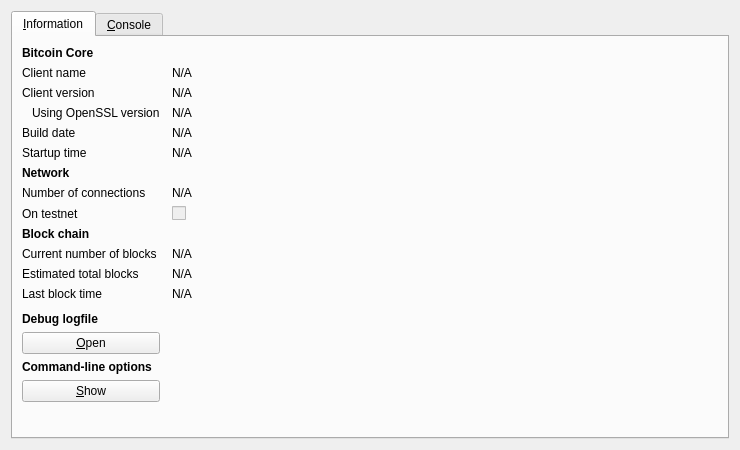
First picture: the form in src/qt/forms/rpcconsole.ui, repository ezcoin/ezcoin, before the edit.
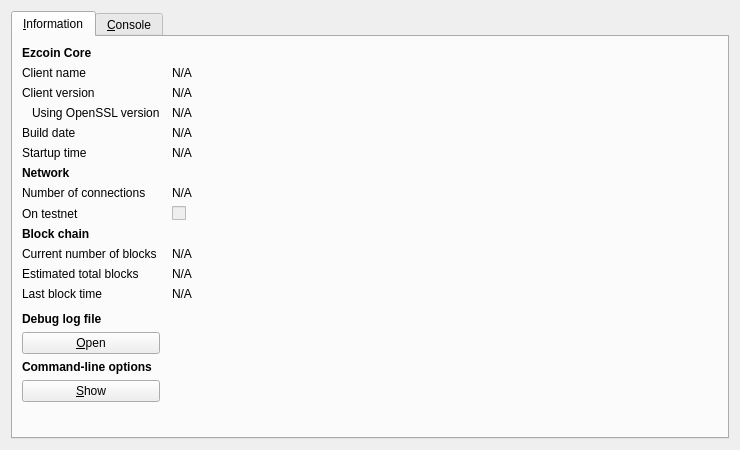
Second picture: the form after the edit. Icons and pictures are not drawn.

Patch:
```diff
--- a/src/qt/forms/rpcconsole.ui
+++ b/src/qt/forms/rpcconsole.ui
@@ -36,7 +36,7 @@
           </font>
          </property>
          <property name="text">
-          <string>Bitcoin Core</string>
+          <string>Ezcoin Core</string>
          </property>
         </widget>
        </item>
@@ -315,7 +315,7 @@
           </font>
          </property>
          <property name="text">
-          <string>Debug logfile</string>
+          <string>Debug log file</string>
          </property>
         </widget>
        </item>
```
Left out of the diff: 5 changed lines with no effect on the pictures.
